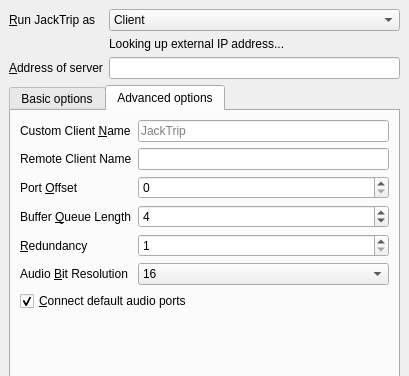
Qt form src/qjacktrip.ui (jacktrip/jacktrip) before a commit; both pictures show x 0 to 409 and y 0 to 376 of the 409 by 555 pixel window.
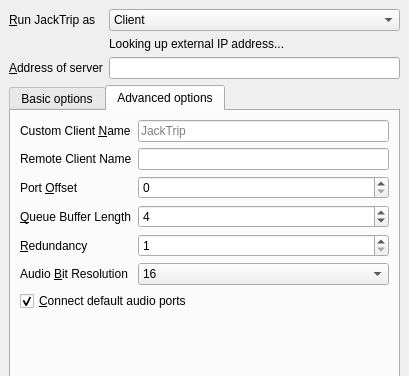
The same form after that commit. The open tabs and pages were chosen to show the change. Icons and pictures are not drawn.

What changed in the file:
```diff
--- a/src/qjacktrip.ui
+++ b/src/qjacktrip.ui
@@ -310,7 +310,7 @@
         <item row="3" column="0">
          <widget class="QLabel" name="queueLengthLabel">
           <property name="text">
-           <string>Buffer &amp;Queue Length</string>
+           <string>&amp;Queue Buffer Length</string>
           </property>
           <property name="buddy">
            <cstring>queueLengthSpinBox</cstring>
```
Left out of the diff: 7 changed lines with no effect on the pictures.
